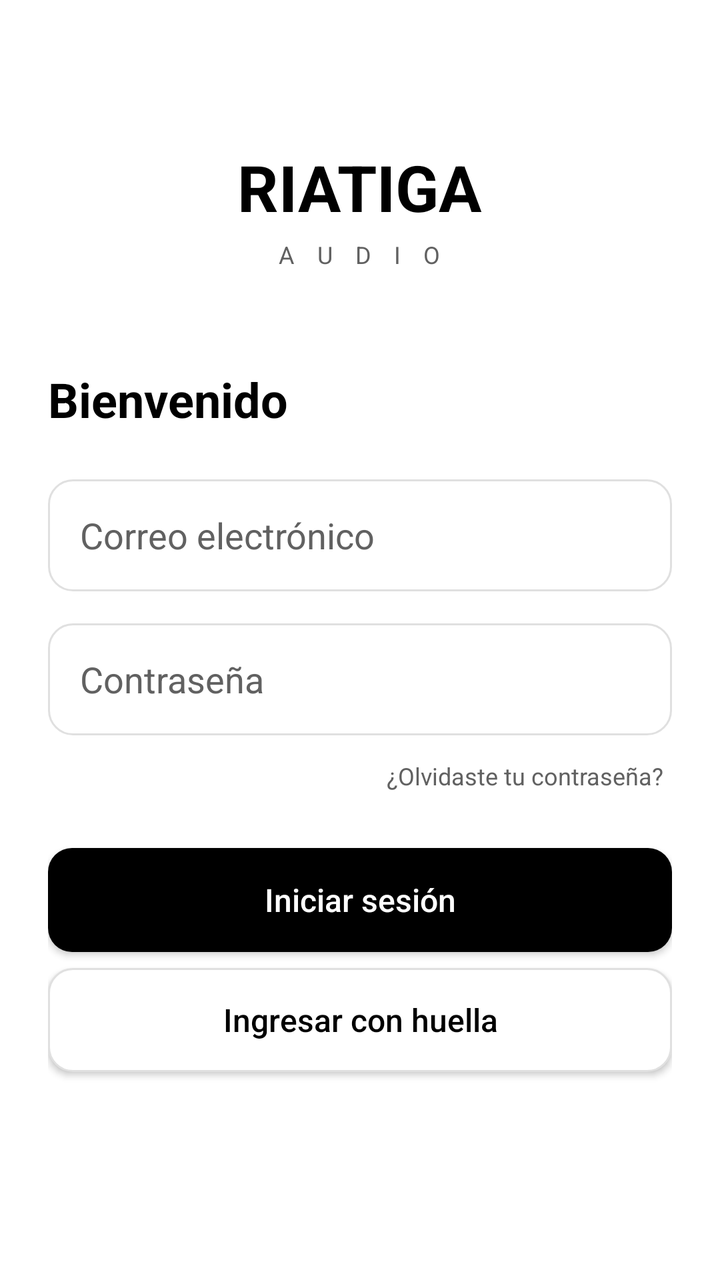
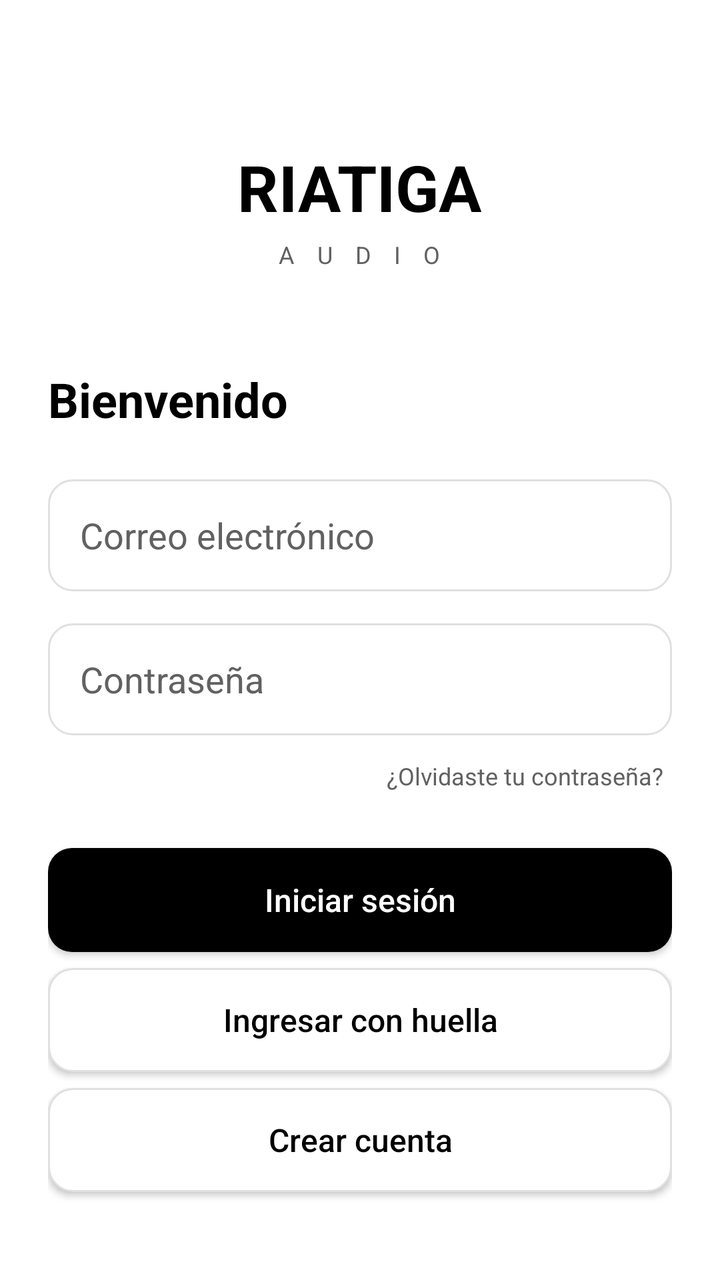

The first picture is an Android layout as it rendered before a commit; the second is the same layout after the commit. The layout source and the unified diff follow.
<!-- AndroidManifest.xml: application theme Theme.RIATIGAAudio -->
<!-- res/layout/activity_login.xml -->
<?xml version="1.0" encoding="utf-8"?>
<ScrollView
    xmlns:android="http://schemas.android.com/apk/res/android"
    xmlns:app="http://schemas.android.com/apk/res-auto"
    android:id="@+id/main"
    android:layout_width="match_parent"
    android:layout_height="match_parent"
    android:background="@color/background"
    android:fillViewport="true">

    <LinearLayout
        android:layout_width="match_parent"
        android:layout_height="wrap_content"
        android:orientation="vertical"
        android:padding="@dimen/space_lg">

        <Space
            android:layout_width="match_parent"
            android:layout_height="@dimen/space_xxl" />

        <TextView
            android:layout_width="wrap_content"
            android:layout_height="wrap_content"
            android:layout_gravity="center_horizontal"
            android:text="@string/brand_name"
            android:textColor="@color/text_primary"
            android:textSize="@dimen/text_large_title"
            android:textStyle="bold" />

        <TextView
            android:layout_width="wrap_content"
            android:layout_height="wrap_content"
            android:layout_gravity="center_horizontal"
            android:layout_marginTop="@dimen/space_xs"
            android:letterSpacing="0.35"
            android:text="@string/brand_subtitle"
            android:textColor="@color/text_secondary"
            android:textSize="@dimen/text_small" />

        <TextView
            android:layout_width="wrap_content"
            android:layout_height="wrap_content"
            android:layout_marginTop="@dimen/space_xxl"
            android:text="@string/login_title"
            android:textColor="@color/text_primary"
            android:textSize="@dimen/text_title"
            android:textStyle="bold" />

        <EditText
            android:id="@+id/etEmail"
            android:layout_width="match_parent"
            android:layout_height="@dimen/input_height"
            android:layout_marginTop="@dimen/space_lg"
            android:background="@drawable/bg_input"
            android:hint="@string/email"
            android:inputType="textEmailAddress"
            android:paddingHorizontal="@dimen/space_md"
            android:textColor="@color/text_primary"
            android:textColorHint="@color/text_secondary" />

        <EditText
            android:id="@+id/etPassword"
            android:layout_width="match_parent"
            android:layout_height="@dimen/input_height"
            android:layout_marginTop="@dimen/space_md"
            android:background="@drawable/bg_input"
            android:hint="@string/password"
            android:inputType="textPassword"
            android:paddingHorizontal="@dimen/space_md"
            android:textColor="@color/text_primary"
            android:textColorHint="@color/text_secondary" />

        <TextView
            android:id="@+id/tvForgotPassword"
            android:layout_width="wrap_content"
            android:layout_height="wrap_content"
            android:layout_gravity="end"
            android:layout_marginTop="@dimen/space_sm"
            android:padding="@dimen/space_xs"
            android:text="@string/forgot_password"
            android:textColor="@color/text_secondary"
            android:textSize="@dimen/text_small" />

        <androidx.appcompat.widget.AppCompatButton
            android:id="@+id/btnLogin"
            android:layout_width="match_parent"
            android:layout_height="@dimen/button_height"
            android:layout_marginTop="@dimen/space_lg"
            android:background="@drawable/bg_button_primary"
            android:text="@string/login"
            android:textAllCaps="false"
            android:textColor="@color/white"
            android:textSize="@dimen/text_body"
            app:backgroundTint="@null" />

        <androidx.appcompat.widget.AppCompatButton
            android:id="@+id/btnBiometric"
            android:layout_width="match_parent"
            android:layout_height="@dimen/button_height"
            android:layout_marginTop="@dimen/space_sm"
            android:background="@drawable/bg_input"
            android:text="@string/biometric_login"
            android:textAllCaps="false"
            android:textColor="@color/text_primary"
            android:textSize="@dimen/text_body"
            app:backgroundTint="@null" />

    </LinearLayout>

</ScrollView>
<!-- resources referenced by this layout -->
<resources>
  <color name="background">#FFFFFF</color>
  <color name="text_primary">#000000</color>
  <color name="text_secondary">#616161</color>
  <color name="white">#FFFFFF</color>
  <dimen name="button_height">52dp</dimen>
  <dimen name="input_height">56dp</dimen>
  <dimen name="space_lg">24dp</dimen>
  <dimen name="space_md">16dp</dimen>
  <dimen name="space_sm">8dp</dimen>
  <dimen name="space_xs">4dp</dimen>
  <dimen name="space_xxl">48dp</dimen>
  <dimen name="text_body">16sp</dimen>
  <dimen name="text_large_title">32sp</dimen>
  <dimen name="text_small">12sp</dimen>
  <dimen name="text_title">24sp</dimen>
  <!-- drawable bg_button_primary (drawable) -->
  <?xml version="1.0" encoding="utf-8"?>
  <shape xmlns:android="http://schemas.android.com/apk/res/android"
      android:shape="rectangle">
  
      <solid android:color="@color/black" />
  
      <corners android:radius="@dimen/radius_md" />
  
  </shape>
  <!-- drawable bg_input (drawable) -->
  <?xml version="1.0" encoding="utf-8"?>
  <shape xmlns:android="http://schemas.android.com/apk/res/android"
      android:shape="rectangle">
  
      <solid android:color="@color/white" />
  
      <stroke
          android:width="1dp"
          android:color="@color/gray_300" />
  
      <corners android:radius="@dimen/radius_md" />
  
  </shape>
  <string name="biometric_login">Ingresar con huella</string>
  <string name="brand_name">RIATIGA</string>
  <string name="brand_subtitle">A U D I O</string>
  <string name="email">Correo electrónico</string>
  <string name="forgot_password">¿Olvidaste tu contraseña?</string>
  <string name="login">Iniciar sesión</string>
  <string name="login_title">Bienvenido</string>
  <string name="password">Contraseña</string>
  <style name="Theme.RIATIGAAudio" parent="Base.Theme.RIATIGAAudio" />
  <color name="black">#000000</color>
  <dimen name="radius_md">12dp</dimen>
  <color name="gray_300">#E0E0E0</color>
  <style name="Base.Theme.RIATIGAAudio" parent="Theme.Material3.DayNight.NoActionBar">
  
          
          <item name="colorSecondaryContainer">@color/gray_300</item>
          <item name="colorOnSecondaryContainer">@color/black</item>
  
      </style>
</resources>

<!-- the commit's change to res/layout/activity_login.xml (unified diff, before → after) -->
@@ -105,6 +105,18 @@
             android:textSize="@dimen/text_body"
             app:backgroundTint="@null" />
 
+        <androidx.appcompat.widget.AppCompatButton
+            android:id="@+id/btnRegister"
+            android:layout_width="match_parent"
+            android:layout_height="@dimen/button_height"
+            android:layout_marginTop="@dimen/space_sm"
+            android:background="@drawable/bg_input"
+            android:text="@string/register"
+            android:textAllCaps="false"
+            android:textColor="@color/text_primary"
+            android:textSize="@dimen/text_body"
+            app:backgroundTint="@null" />
+
     </LinearLayout>
 
 </ScrollView>
<!-- resource entries referenced after the edit -->
@@ -47,6 +47,7 @@
   <string name="login">Iniciar sesión</string>
   <string name="login_title">Bienvenido</string>
   <string name="password">Contraseña</string>
+  <string name="register">Crear cuenta</string>
   <style name="Theme.RIATIGAAudio" parent="Base.Theme.RIATIGAAudio" />
   <color name="black">#000000</color>
   <dimen name="radius_md">12dp</dimen>
